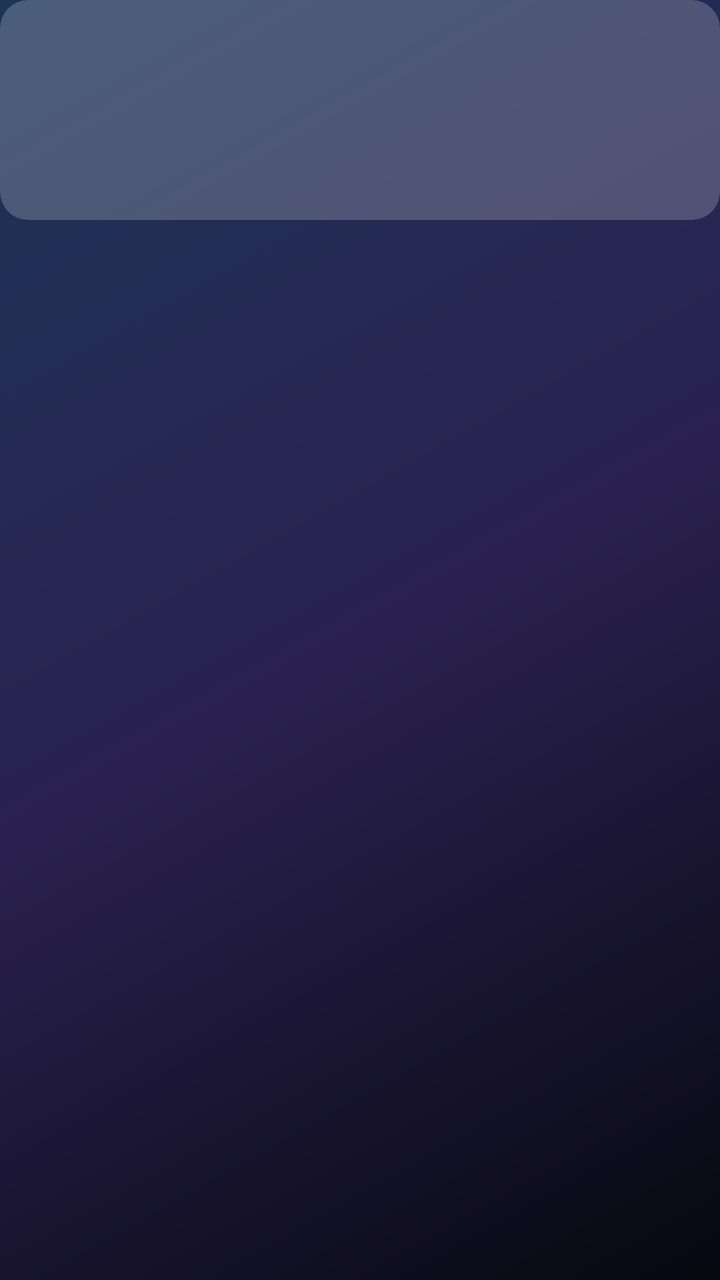
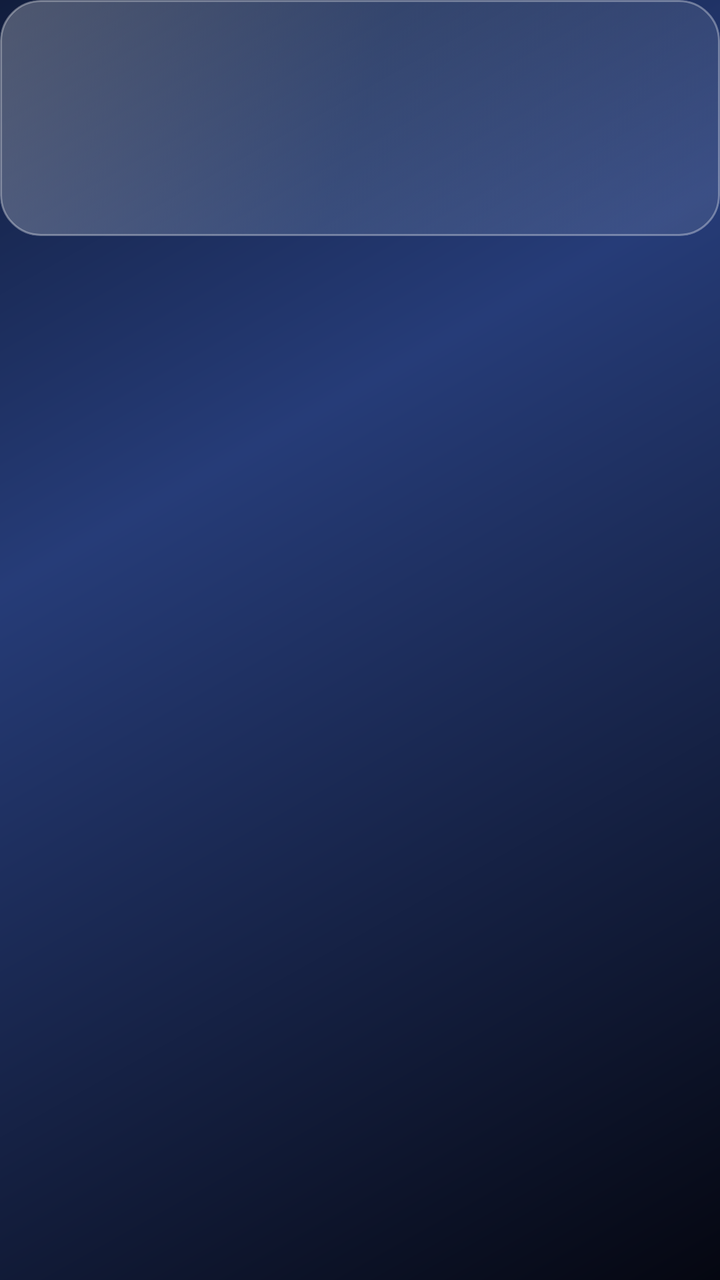

Two renders of the same Android screen: before a commit and after it. Below are the layout's source before the change and the commit's diff.
<!-- AndroidManifest.xml: application theme Theme.Launcher -->
<!-- res/layout/item_app.xml -->
<?xml version="1.0" encoding="utf-8"?>
<LinearLayout xmlns:android="http://schemas.android.com/apk/res/android"
    android:layout_width="match_parent"
    android:layout_height="wrap_content"
    android:layout_margin="10dp"
    android:clickable="true"
    android:clipChildren="false"
    android:defaultFocusHighlightEnabled="false"
    android:focusable="true"
    android:orientation="vertical">

    <ImageView
        android:id="@+id/image"
        android:layout_width="match_parent"
        android:layout_height="110dp"
        android:background="@drawable/card_bg"
        android:clipToOutline="true"
        android:contentDescription="@null" />

    <TextView
        android:id="@+id/label"
        android:layout_width="match_parent"
        android:layout_height="wrap_content"
        android:alpha="0"
        android:ellipsize="end"
        android:gravity="center"
        android:maxLines="1"
        android:paddingTop="10dp"
        android:textColor="#FFFFFF"
        android:textSize="15sp" />
</LinearLayout>
<!-- resources referenced by this layout -->
<resources>
  <!-- drawable card_bg (drawable) -->
  <?xml version="1.0" encoding="utf-8"?>
  <shape xmlns:android="http://schemas.android.com/apk/res/android" android:shape="rectangle">
      <solid android:color="#33FFFFFF" />
      <corners android:radius="14dp" />
  </shape>
  <style name="Theme.Launcher" parent="android:Theme.Material.NoActionBar">
          <item name="android:windowBackground">@drawable/bg_wallpaper</item>
          <item name="android:statusBarColor">@android:color/transparent</item>
          <item name="android:navigationBarColor">@android:color/transparent</item>
      </style>
  <!-- drawable bg_wallpaper (drawable) -->
  <?xml version="1.0" encoding="utf-8"?>
  <shape xmlns:android="http://schemas.android.com/apk/res/android" android:shape="rectangle">
      <gradient
          android:angle="315"
          android:centerColor="#2A2150"
          android:endColor="#07080F"
          android:startColor="#1D3557" />
  </shape>
</resources>

<!-- the commit's change to res/layout/item_app.xml (unified diff, before → after) -->
@@ -12,7 +12,8 @@
     <ImageView
         android:id="@+id/image"
         android:layout_width="match_parent"
-        android:layout_height="110dp"
+        android:layout_height="118dp"
+        android:elevation="4dp"
         android:background="@drawable/card_bg"
         android:clipToOutline="true"
         android:contentDescription="@null" />
@@ -26,6 +27,11 @@
         android:gravity="center"
         android:maxLines="1"
         android:paddingTop="10dp"
+        android:fontFamily="sans-serif-medium"
+        android:shadowColor="#99000000"
+        android:shadowDx="0"
+        android:shadowDy="2"
+        android:shadowRadius="4dp"
         android:textColor="#FFFFFF"
         android:textSize="15sp" />
 </LinearLayout>
<!-- resource entries referenced after the edit -->
@@ -2,23 +2,48 @@
 <resources>
   <!-- drawable card_bg (drawable) -->
   <?xml version="1.0" encoding="utf-8"?>
-  <shape xmlns:android="http://schemas.android.com/apk/res/android" android:shape="rectangle">
-      <solid android:color="#33FFFFFF" />
-      <corners android:radius="14dp" />
-  </shape>
+  <selector xmlns:android="http://schemas.android.com/apk/res/android">
+      <item android:state_focused="true">
+          <shape android:shape="rectangle">
+              <gradient android:angle="315" android:startColor="#D9FFFFFF" android:centerColor="#A8DCEBFF" android:endColor="#C8FFFFFF"/>
+              <corners android:radius="20dp"/>
+              <stroke android:width="2dp" android:color="#FFFFFFFF"/>
+          </shape>
+      </item>
+      <item android:state_pressed="true">
+          <shape android:shape="rectangle">
+              <gradient android:angle="315" android:startColor="#88FFFFFF" android:endColor="#44D9E8FF"/>
+              <corners android:radius="20dp"/>
+              <stroke android:width="1dp" android:color="#99FFFFFF"/>
+          </shape>
+      </item>
+      <item>
+          <shape android:shape="rectangle">
+              <gradient android:angle="315" android:startColor="#42FFFFFF" android:centerColor="#26CDE7FF" android:endColor="#18FFFFFF"/>
+              <corners android:radius="20dp"/>
+              <stroke android:width="1dp" android:color="#55FFFFFF"/>
+          </shape>
+      </item>
+  </selector>
   <style name="Theme.Launcher" parent="android:Theme.Material.NoActionBar">
           <item name="android:windowBackground">@drawable/bg_wallpaper</item>
           <item name="android:statusBarColor">@android:color/transparent</item>
           <item name="android:navigationBarColor">@android:color/transparent</item>
+          <item name="android:colorAccent">#DCEBFF</item>
+          <item name="android:fontFamily">sans</item>
+          <item name="android:windowActionModeOverlay">true</item>
       </style>
   <!-- drawable bg_wallpaper (drawable) -->
   <?xml version="1.0" encoding="utf-8"?>
   <shape xmlns:android="http://schemas.android.com/apk/res/android" android:shape="rectangle">
       <gradient
+          android:type="linear"
           android:angle="315"
-          android:centerColor="#2A2150"
-          android:endColor="#07080F"
-          android:startColor="#1D3557" />
+          android:centerX="0.5"
+          android:centerY="0.35"
+          android:centerColor="#263C78"
+          android:endColor="#050711"
+          android:startColor="#111D3D" />
   </shape>
 </resources>
 
